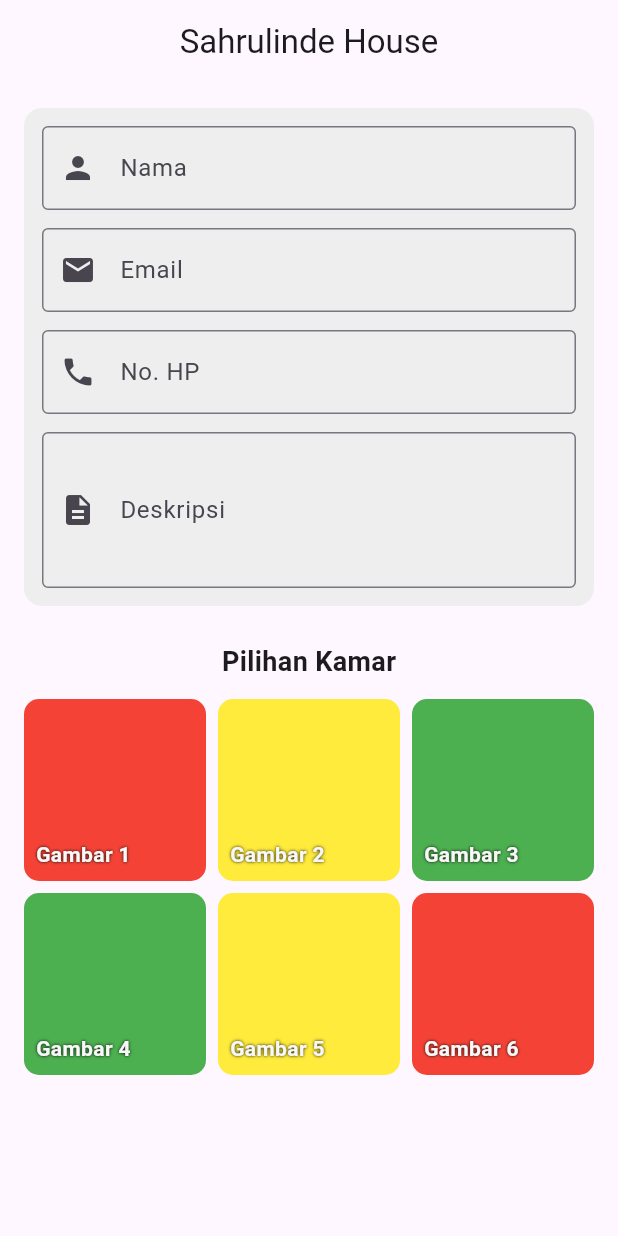
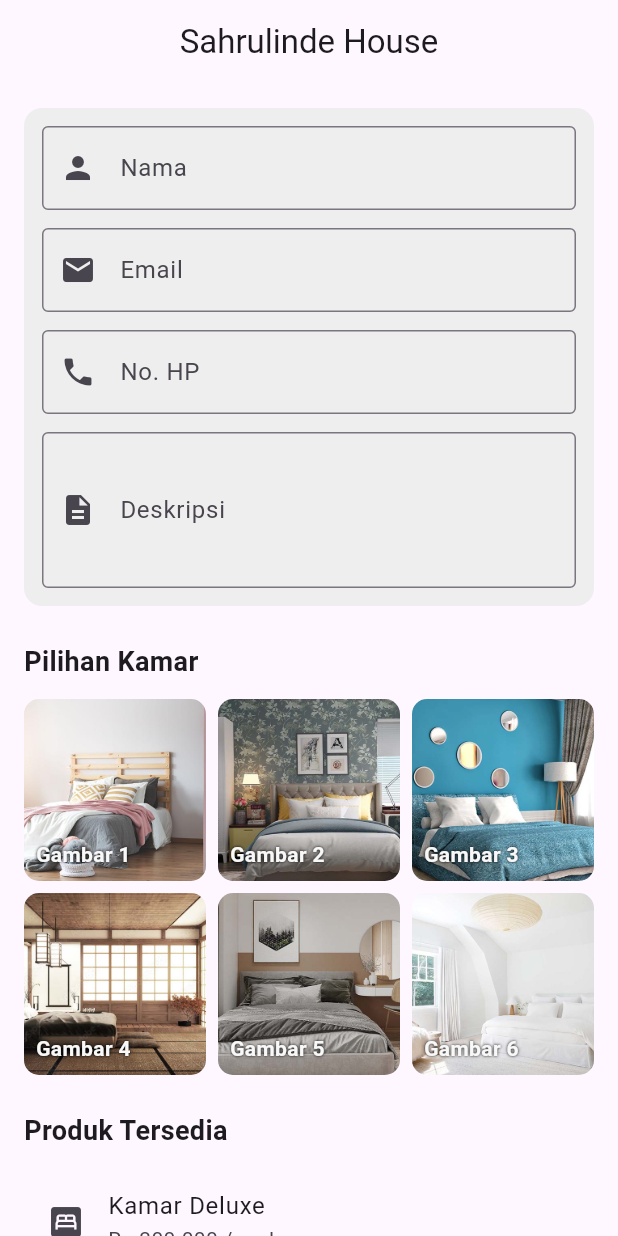
Before and after one commit to Sahrulproject/Tugas_Flutter, a Flutter app: the screen it shows after launch, on a phone screen of 412 x 824 dp. Run offline on Flutter 3.47's test engine with Material 3 defaults, Android fonts, the light colour scheme and no system bars.

Commit message:
tugasflutter3-4

```diff
--- a/lib/day7/flutterd7.1.dart
+++ b/lib/day7/flutterd7.1.dart
@@ -15,7 +15,7 @@ class Day7GridView extends StatelessWidget {
   @override
   Widget build(BuildContext context) {
     return Scaffold(
-      appBar: AppBar(title: Text("Sahrulinde House"), centerTitle: true),
+      appBar: AppBar(title: Text("Form GridView"), centerTitle: true),
       body: SingleChildScrollView(
         padding: EdgeInsets.all(16),
         child: Column(
--- a/lib/day7/flutterd7.2.dart
+++ b/lib/day7/flutterd7.2.dart
@@ -1,16 +1,7 @@
 import 'package:flutter/material.dart';
 
-final List<Color> warnaKotak = [
-  Colors.red,
-  Colors.yellow,
-  Colors.green,
-  Colors.green,
-  Colors.yellow,
-  Colors.red,
-];
-
-class Day7GridView extends StatelessWidget {
-  const Day7GridView({super.key});
+class Day7T4GridView extends StatelessWidget {
+  const Day7T4GridView({super.key});
 
   @override
   Widget build(BuildContext context) {
@@ -19,6 +10,7 @@ class Day7GridView extends StatelessWidget {
       body: SingleChildScrollView(
         padding: EdgeInsets.all(16),
         child: Column(
+          crossAxisAlignment: CrossAxisAlignment.start,
           children: [
             // FORMULIR
             Container(
@@ -77,7 +69,7 @@ class Day7GridView extends StatelessWidget {
             SizedBox(height: 12),
 
             GridView.count(
-              crossAxisCount: 3, // atau 2 sesuai kebutuhan
+              crossAxisCount: 3,
               shrinkWrap: true,
               physics: NeverScrollableScrollPhysics(),
               crossAxisSpacing: 8,
@@ -87,12 +79,11 @@ class Day7GridView extends StatelessWidget {
                   children: [
                     Container(
                       decoration: BoxDecoration(
-                        color: warnaKotak[index],
-                        // Colors.primaries[index % Colors.primaries.length],
                         borderRadius: BorderRadius.circular(10),
-                        // image: DecorationImage(
-                        //   image: AssetImage('assets/im/foto${index + 1}.jpg'),
-                        //   fit: BoxFit.cover,
+                        image: DecorationImage(
+                          image: AssetImage('assets/im/foto${index + 1}.jpg'),
+                          fit: BoxFit.cover,
+                        ),
                       ),
                     ),
                     Positioned(
@@ -111,6 +102,41 @@ class Day7GridView extends StatelessWidget {
                 );
               }),
             ),
+
+            SizedBox(height: 24),
+
+            // PRODUK LIST
+            Text(
+              "Produk Tersedia",
+              style: TextStyle(fontSize: 18, fontWeight: FontWeight.bold),
+            ),
+            SizedBox(height: 12),
+
+            ListTile(
+              leading: Icon(Icons.bedroom_parent),
+              title: Text("Kamar Deluxe"),
+              subtitle: Text("Rp 300.000 / malam"),
+            ),
+            ListTile(
+              leading: Icon(Icons.bed),
+              title: Text("Kamar Standard"),
+              subtitle: Text("Rp 200.000 / malam"),
+            ),
+            ListTile(
+              leading: Icon(Icons.chair),
+              title: Text("Kamar Family"),
+              subtitle: Text("Rp 450.000 / malam"),
+            ),
+            ListTile(
+              leading: Icon(Icons.bathtub),
+              title: Text("Kamar Mandi Dalam"),
+              subtitle: Text("Rp 350.000 / malam"),
+            ),
+            ListTile(
+              leading: Icon(Icons.emoji_food_beverage),
+              title: Text("Paket Sarapan"),
+              subtitle: Text("Rp 50.000 / pax"),
+            ),
           ],
         ),
       ),
--- a/lib/main.dart
+++ b/lib/main.dart
@@ -2,6 +2,7 @@ import 'package:flutter/material.dart';
 import 'package:ppkd_b_3/day6/flutter2_1.dart';
 import 'package:ppkd_b_3/start.dart';
 import 'package:ppkd_b_3/day7/flutterd7.1.dart';
+import 'package:ppkd_b_3/day7/flutterd7.2.dart';
 
 void main() {
   runApp(const MyApp());
@@ -33,7 +34,7 @@ class MyApp extends StatelessWidget {
         // tested with just a hot reload.
         colorScheme: ColorScheme.fromSeed(seedColor: Colors.deepPurple),
       ),
-      home: Day7GridView(),
+      home: Day7T4GridView(),
     );
   }
 }
```
